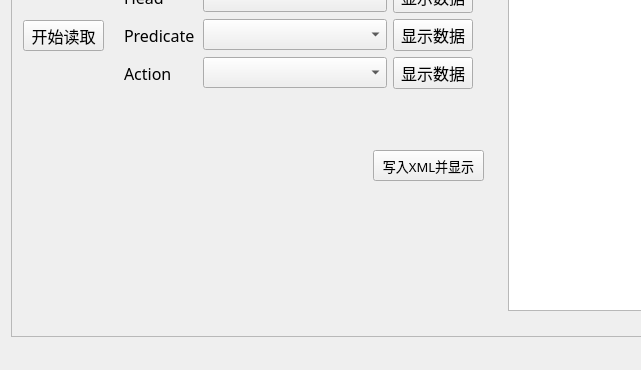
lsylusiyao/PDDL2XML, file QtPDDL2XML/QtPDDL2XML.ui: the form before one commit; both pictures show x 0 to 641 and y 230 to 600 of the 1024 by 600 pixel window.
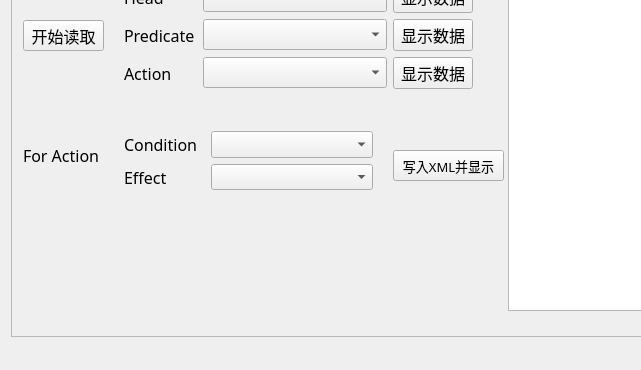
The form after the commit.

What changed in the file:
```diff
--- a/QtPDDL2XML/QtPDDL2XML.ui
+++ b/QtPDDL2XML/QtPDDL2XML.ui
@@ -134,7 +134,7 @@
            <widget class="QPushButton" name="writeXMLButton">
             <property name="geometry">
              <rect>
-              <x>350</x>
+              <x>370</x>
               <y>340</y>
               <width>111</width>
               <height>31</height>
@@ -306,6 +306,101 @@
              </item>
             </layout>
            </widget>
+           <widget class="QLabel" name="label_11">
+            <property name="geometry">
+             <rect>
+              <x>0</x>
+              <y>330</y>
+              <width>79</width>
+              <height>30</height>
+             </rect>
+            </property>
+            <property name="sizePolicy">
+             <sizepolicy hsizetype="Minimum" vsizetype="Preferred">
+              <horstretch>0</horstretch>
+              <verstretch>0</verstretch>
+             </sizepolicy>
+            </property>
+            <property name="font">
+             <font>
+              <family>微软雅黑</family>
+              <pointsize>12</pointsize>
+             </font>
+            </property>
+            <property name="text">
+             <string>For Action</string>
+            </property>
+           </widget>
+           <widget class="QWidget" name="">
+            <property name="geometry">
+             <rect>
+              <x>90</x>
+              <y>310</y>
+              <width>271</width>
+              <height>81</height>
+             </rect>
+            </property>
+            <layout class="QGridLayout" name="gridLayout_4" columnstretch="1,2">
+             <item row="0" column="0">
+              <widget class="QLabel" name="label_12">
+               <property name="sizePolicy">
+                <sizepolicy hsizetype="Minimum" vsizetype="Preferred">
+                 <horstretch>0</horstretch>
+                 <verstretch>0</verstretch>
+                </sizepolicy>
+               </property>
+               <property name="font">
+                <font>
+                 <family>微软雅黑</family>
+                 <pointsize>12</pointsize>
+                </font>
+               </property>
+               <property name="text">
+                <string>Condition</string>
+               </property>
+              </widget>
+             </item>
+             <item row="0" column="1">
+              <widget class="QComboBox" name="domainActionConditionBox">
+               <property name="font">
+                <font>
+                 <family>微软雅黑</family>
+                 <pointsize>12</pointsize>
+                </font>
+               </property>
+              </widget>
+             </item>
+             <item row="1" column="0">
+              <widget class="QLabel" name="label_13">
+               <property name="sizePolicy">
+                <sizepolicy hsizetype="Minimum" vsizetype="Preferred">
+                 <horstretch>0</horstretch>
+                 <verstretch>0</verstretch>
+                </sizepolicy>
+               </property>
+               <property name="font">
+                <font>
+                 <family>微软雅黑</family>
+                 <pointsize>12</pointsize>
+                </font>
+               </property>
+               <property name="text">
+                <string>Effect</string>
+               </property>
+              </widget>
+             </item>
+             <item row="1" column="1">
+              <widget class="QComboBox" name="domainActionEffectBox">
+               <property name="font">
+                <font>
+                 <family>微软雅黑</family>
+                 <pointsize>12</pointsize>
+                </font>
+               </property>
+              </widget>
+             </item>
+            </layout>
+           </widget>
           </widget>
           <widget class="QWidget" name="page_2">
            <widget class="QPushButton" name="switch2DomainButton">
```
